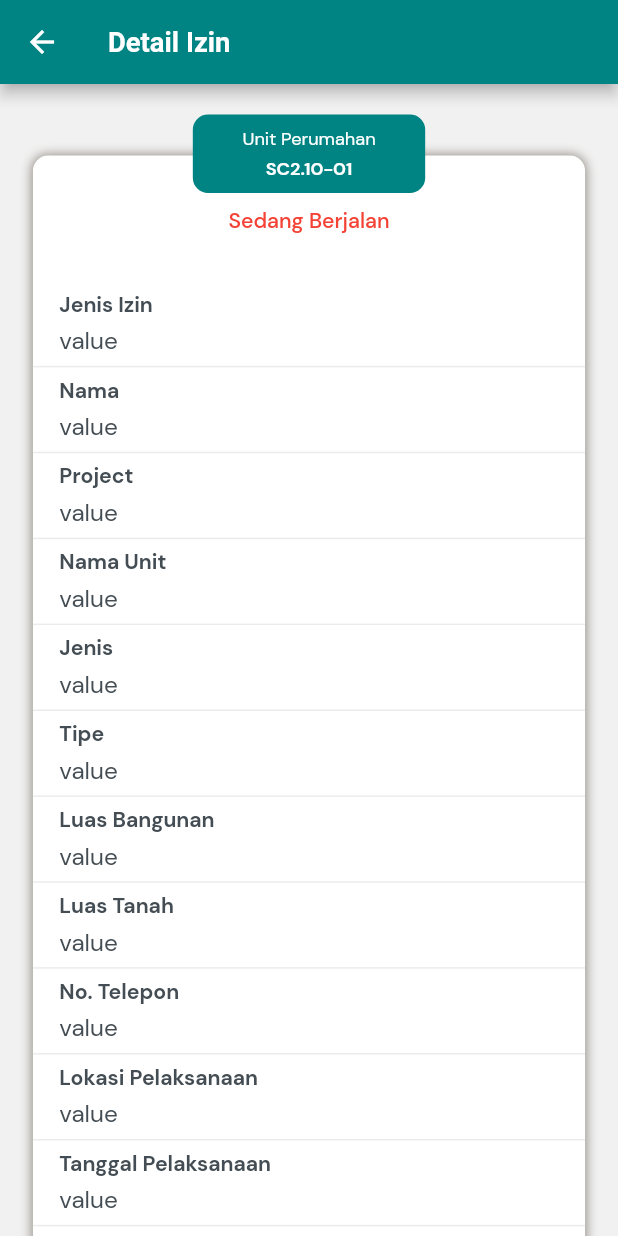
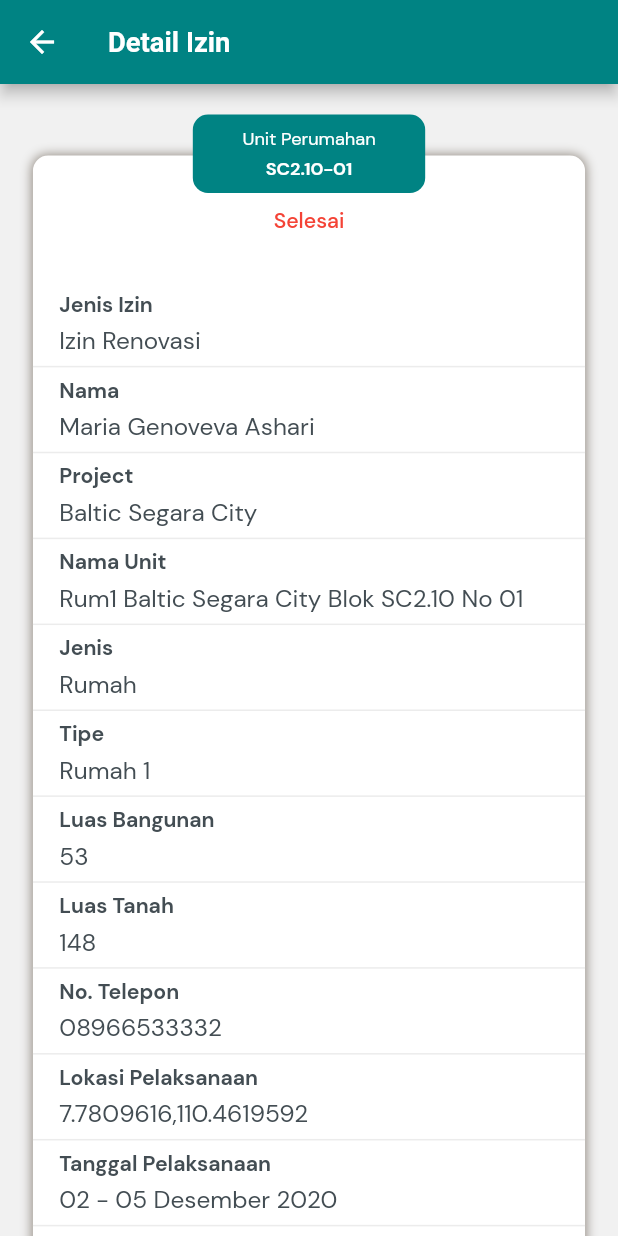
Before and after one commit to luteh/perizinan_petugas, a Flutter app: the PermissionDetailPage screen opened by its route, on a phone screen of 412 x 824 dp. Run offline on Flutter 3.47's test engine with Material 2 defaults, Android fonts, the light colour scheme and no system bars; our stand-ins replace another_flushbar, bloc, cached_network_image, dio, equatable, flutter_bloc and 16 more; accounts and stored records are empty; generated files the repository leaves out were written again; network calls fail; project files that could hold a hidden picture were left out.

Commit message:
Add hardcoded data

```diff
--- a/lib/presentation/core/base_widget_class.dart
+++ b/lib/presentation/core/base_widget_class.dart
@@ -14,8 +14,8 @@ mixin BaseWidgetClass {
       titleSize: Sizes.sp16,
       messageSize: message != null ? Sizes.sp14 : Sizes.sp16,
       backgroundColor: isError
-          ? Colors.red.withOpacity(0.56)
-          : ColorPalettes.primary.withOpacity(0.56),
+          ? Colors.red.withOpacity(0.8)
+          : ColorPalettes.primary.withOpacity(0.8),
       flushbarPosition:
           isTopPosition ? FlushbarPosition.TOP : FlushbarPosition.BOTTOM,
       padding: EdgeInsets.all(Sizes.width15),
--- a/lib/presentation/core/widgets/my_form_field.dart
+++ b/lib/presentation/core/widgets/my_form_field.dart
@@ -13,6 +13,7 @@ class MyFormField extends StatefulWidget {
   final EdgeInsets? padding;
   final bool isObscure;
   final String? Function(String?)? validator;
+  final String? initialValue;
 
   const MyFormField({
     Key? key,
@@ -24,6 +25,7 @@ class MyFormField extends StatefulWidget {
     this.padding,
     this.isObscure = false,
     this.validator,
+    this.initialValue,
   }) : super(key: key);
 
   @override
@@ -55,6 +57,7 @@ class _MyFormFieldState extends State<MyFormField> {
               ),
             ),
           TextFormField(
+            initialValue: widget.initialValue,
             textInputAction: TextInputAction.done,
             keyboardType: widget.keyboardType ?? TextInputType.text,
             maxLines: widget.isObscure ? 1 : widget.maxLines,
--- a/lib/presentation/pages/main/views/home/widgets/body/home_maps.dart
+++ b/lib/presentation/pages/main/views/home/widgets/body/home_maps.dart
@@ -23,7 +23,7 @@ class HomeMaps extends StatelessWidget {
           markerId: const MarkerId('1'),
           position: const LatLng(-6.1777942826873335, 106.97580143809319),
           infoWindow: InfoWindow(
-            title: 'Customer Name',
+            title: 'Maria Genoveva Ashari',
             onTap: () => _onTapInfoWindowMarker(context),
           ),
         ),
--- a/lib/presentation/pages/main/views/notification/widgets/body/body.dart
+++ b/lib/presentation/pages/main/views/notification/widgets/body/body.dart
@@ -21,7 +21,7 @@ class Body extends StatelessWidget {
           height: Sizes.height31,
         );
       },
-      itemCount: 5,
+      itemCount: 1,
     );
   }
 }
--- a/lib/presentation/pages/main/views/notification/widgets/body/notification_list_item.dart
+++ b/lib/presentation/pages/main/views/notification/widgets/body/notification_list_item.dart
@@ -5,8 +5,10 @@ import 'package:flutter/widgets.dart';
 import 'package:perizinan_petugas/core/constants/strings.dart';
 import 'package:perizinan_petugas/core/style/color_palettes.dart';
 import 'package:perizinan_petugas/core/style/sizes.dart';
+import 'package:perizinan_petugas/core/utils/navigation_util.dart';
 import 'package:perizinan_petugas/presentation/core/widgets/my_card.dart';
 import 'package:perizinan_petugas/presentation/core/widgets/my_text.dart';
+import 'package:perizinan_petugas/presentation/pages/permission_detail/permission_detail_page.dart';
 
 class NotificationListItem extends StatelessWidget {
   const NotificationListItem({Key? key}) : super(key: key);
@@ -58,6 +60,7 @@ class NotificationListItem extends StatelessWidget {
                     Row(
                       children: [
                         Expanded(
+                          flex: 4,
                           child: MyText(
                             text: Strings.nama,
                             fontSize: Sizes.sp12,
@@ -65,8 +68,9 @@ class NotificationListItem extends StatelessWidget {
                           ),
                         ),
                         Expanded(
+                          flex: 6,
                           child: MyText(
-                            text: ': Value',
+                            text: ': Maria Genoveva Ashari',
                             fontSize: Sizes.sp12,
                             color: ColorPalettes.textGrey,
                           ),
@@ -77,6 +81,7 @@ class NotificationListItem extends StatelessWidget {
                     Row(
                       children: [
                         Expanded(
+                          flex: 4,
                           child: MyText(
                             text: Strings.unitPerumahan,
                             fontSize: Sizes.sp12,
@@ -84,8 +89,9 @@ class NotificationListItem extends StatelessWidget {
                           ),
                         ),
                         Expanded(
+                          flex: 6,
                           child: MyText(
-                            text: ': Value',
+                            text: ': SC2.10-01',
                             fontSize: Sizes.sp12,
                             color: ColorPalettes.textGrey,
                           ),
@@ -96,6 +102,7 @@ class NotificationListItem extends StatelessWidget {
                     Row(
                       children: [
                         Expanded(
+                          flex: 4,
                           child: MyText(
                             text: Strings.jenisIzin,
                             fontSize: Sizes.sp12,
@@ -103,8 +110,9 @@ class NotificationListItem extends StatelessWidget {
                           ),
                         ),
                         Expanded(
+                          flex: 6,
                           child: MyText(
-                            text: ': Value',
+                            text: ': Izin Renovasi',
                             fontSize: Sizes.sp12,
                             color: ColorPalettes.textGrey,
                           ),
@@ -115,6 +123,7 @@ class NotificationListItem extends StatelessWidget {
                     Row(
                       children: [
                         Expanded(
+                          flex: 4,
                           child: MyText(
                             text: Strings.tanggalPelaksanaan,
                             fontSize: Sizes.sp12,
@@ -122,8 +131,9 @@ class NotificationListItem extends StatelessWidget {
                           ),
                         ),
                         Expanded(
+                          flex: 6,
                           child: MyText(
-                            text: ': Value',
+                            text: ': 02 - 05 Desember 2020',
                             fontSize: Sizes.sp12,
                             color: ColorPalettes.textGrey,
                           ),
@@ -150,5 +160,7 @@ class NotificationListItem extends StatelessWidget {
     );
   }
 
-  _onTapLihatDetailPelanggan(BuildContext context) {}
+  _onTapLihatDetailPelanggan(BuildContext context) async {
+    await NavigationUtil.pushNamed(PermissionDetailPage.routeName);
+  }
 }
--- a/lib/presentation/pages/main/views/tanpa_izin/cubit/tanpa_izin_cubit.dart
+++ b/lib/presentation/pages/main/views/tanpa_izin/cubit/tanpa_izin_cubit.dart
@@ -2,8 +2,8 @@ import 'package:bloc/bloc.dart';
 import 'package:freezed_annotation/freezed_annotation.dart';
 import 'package:google_maps_flutter/google_maps_flutter.dart';
 import 'package:injectable/injectable.dart';
+import 'package:perizinan_petugas/core/utils/navigation_util.dart';
 import 'package:perizinan_petugas/domain/core/unions/result_state.dart';
-import 'package:perizinan_petugas/core/utils/navigation_util.dart';
 import 'package:perizinan_petugas/presentation/pages/without_permit_detail/without_permit_detail_page.dart';
 
 part 'tanpa_izin_cubit.freezed.dart';
@@ -21,7 +21,7 @@ class TanpaIzinCubit extends Cubit<TanpaIzinState> {
             markerId: const MarkerId('1'),
             position: const LatLng(-6.1777942826873335, 106.97580143809319),
             infoWindow: InfoWindow(
-              title: 'Tanpa Izin 1',
+              title: 'Maria Genoveva Ashari',
               onTap: _onTapInfoWindowMarker,
             ),
           ),
--- a/lib/presentation/pages/monitoring/widgets/body/total_biaya_form.dart
+++ b/lib/presentation/pages/monitoring/widgets/body/total_biaya_form.dart
@@ -19,6 +19,7 @@ class TotalBiayaForm extends StatelessWidget {
         MyFormField(
           label: Strings.totalBiayaKerusakan,
           hint: Strings.hintTotalBiayaKerusakan,
+          initialValue: 'Rp250.000',
           padding: EdgeInsets.only(
             left: Sizes.width18,
             right: Sizes.width18,
--- a/lib/presentation/pages/monitoring_result.dart/widgets/body/monitoring_list.dart
+++ b/lib/presentation/pages/monitoring_result.dart/widgets/body/monitoring_list.dart
@@ -11,7 +11,7 @@ class MonitoringList extends StatelessWidget {
   @override
   Widget build(BuildContext context) {
     return ListView.builder(
-      itemCount: 2,
+      itemCount: 1,
       itemBuilder: (BuildContext context, int index) {
         return Column(
           children: [
@@ -49,7 +49,7 @@ class MonitoringList extends StatelessWidget {
                   height: Sizes.height20,
                 );
               },
-              itemCount: 2,
+              itemCount: 1,
             ),
           ],
         );
--- a/lib/presentation/pages/monitoring_result.dart/widgets/body/monitoring_list_item.dart
+++ b/lib/presentation/pages/monitoring_result.dart/widgets/body/monitoring_list_item.dart
@@ -21,10 +21,10 @@ class MonitoringListItem extends StatelessWidget {
         crossAxisAlignment: CrossAxisAlignment.start,
         children: [
           const MyCachedNetworkImage(
-            imageUrl: 'https://via.placeholder.com/153x102',
+            imageUrl: 'https://interiordesign.id/wp-content/uploads/2018/05/renovasi-rumah-1.jpg',
           ),
           MyText(
-            text: Strings.lorem,
+            text: 'Pelaksanaan renovasi telah selesai',
             margin: EdgeInsets.only(
               top: Sizes.height15,
             ),
--- a/lib/presentation/pages/monitoring_result.dart/widgets/body/monitoring_tab_bar_view.dart
+++ b/lib/presentation/pages/monitoring_result.dart/widgets/body/monitoring_tab_bar_view.dart
@@ -12,7 +12,7 @@ class MonitoringTabBarView extends StatelessWidget {
       controller: tabController,
       children: const [
         MonitoringList(),
-        MonitoringList(),
+        SizedBox.shrink(),
         MonitoringList(),
       ],
     );
--- a/lib/presentation/pages/monitoring_result.dart/widgets/header/header.dart
+++ b/lib/presentation/pages/monitoring_result.dart/widgets/header/header.dart
@@ -36,7 +36,7 @@ class Header extends StatelessWidget {
                   color: Colors.white,
                 ),
                 MyText(
-                  text: 'Rp500.000',
+                  text: 'Rp250.000',
                   color: Colors.white,
                   fontWeight: FontWeight.bold,
                   margin: EdgeInsets.only(
@@ -49,7 +49,7 @@ class Header extends StatelessWidget {
           const Expanded(
             child: MyText(
               alignment: Alignment.center,
-              text: '10 Desember 2020',
+              text: '5 Desember 2020',
               color: Colors.white,
             ),
           ),
--- a/lib/presentation/pages/permission_detail/widgets/detail_card.dart
+++ b/lib/presentation/pages/permission_detail/widgets/detail_card.dart
@@ -28,7 +28,7 @@ class DetailCard extends StatelessWidget {
       child: Column(
         children: [
           MyText(
-            text: 'Sedang Berjalan',
+            text: 'Selesai',
             color: Colors.red,
             margin: EdgeInsets.only(
               top: Sizes.height34,
@@ -36,7 +36,7 @@ class DetailCard extends StatelessWidget {
             fontSize: Sizes.sp14,
             fontWeight: FontWeight.w500,
           ),
-          DetailFields(),
+          const DetailFields(),
         ],
       ),
     );
--- a/lib/presentation/pages/permission_detail/widgets/detail_fields.dart
+++ b/lib/presentation/pages/permission_detail/widgets/detail_fields.dart
@@ -19,7 +19,7 @@ class DetailFields extends StatelessWidget {
         children: [
           FilledField(
             label: Strings.jenisIzin,
-            value: 'value',
+            value: 'Izin Renovasi',
             isDividerVisible: true,
             padding: EdgeInsets.symmetric(
               horizontal: Sizes.width16,
@@ -27,7 +27,7 @@ class DetailFields extends StatelessWidget {
           ),
           FilledField(
             label: Strings.nama,
-            value: 'value',
+            value: 'Maria Genoveva Ashari',
             isDividerVisible: true,
             padding: EdgeInsets.symmetric(
               horizontal: Sizes.width16,
@@ -35,7 +35,7 @@ class DetailFields extends StatelessWidget {
           ),
           FilledField(
             label: Strings.project,
-            value: 'value',
+            value: 'Baltic Segara City',
             isDividerVisible: true,
             padding: EdgeInsets.symmetric(
               horizontal: Sizes.width16,
@@ -43,7 +43,7 @@ class DetailFields extends StatelessWidget {
           ),
           FilledField(
             label: Strings.namaUnit,
-            value: 'value',
+            value: 'Rum1 Baltic Segara City Blok SC2.10 No 01',
             isDividerVisible: true,
             padding: EdgeInsets.symmetric(
               horizontal: Sizes.width16,
@@ -51,7 +51,7 @@ class DetailFields extends StatelessWidget {
           ),
           FilledField(
             label: Strings.jenis,
-            value: 'value',
+            value: 'Rumah',
             isDividerVisible: true,
             padding: EdgeInsets.symmetric(
               horizontal: Sizes.width16,
@@ -59,7 +59,7 @@ class DetailFields extends StatelessWidget {
           ),
           FilledField(
             label: Strings.tipe,
-            value: 'value',
+            value: 'Rumah 1',
             isDividerVisible: true,
             padding: EdgeInsets.symmetric(
               horizontal: Sizes.width16,
@@ -67,7 +67,7 @@ class DetailFields extends StatelessWidget {
           ),
           FilledField(
             label: Strings.luasBangunan,
-            value: 'value',
+            value: '53',
             isDividerVisible: true,
             padding: EdgeInsets.symmetric(
               horizontal: Sizes.width16,
@@ -75,7 +75,7 @@ class DetailFields extends StatelessWidget {
           ),
           FilledField(
             label: Strings.luasTanah,
-            value: 'value',
+            value: '148',
             isDividerVisible: true,
             padding: EdgeInsets.symmetric(
               horizontal: Sizes.width16,
@@ -83,7 +83,7 @@ class DetailFields extends StatelessWidget {
           ),
           FilledField(
             label: Strings.noTelepon,
-            value: 'value',
+            value: '08966533332',
             isDividerVisible: true,
             padding: EdgeInsets.symmetric(
               horizontal: Sizes.width16,
@@ -91,7 +91,7 @@ class DetailFields extends StatelessWidget {
           ),
           FilledField(
             label: Strings.lokasiPelaksanaan,
-            value: 'value',
+            value: '7.7809616,110.4619592',
             isDividerVisible: true,
             padding: EdgeInsets.symmetric(
               horizontal: Sizes.width16,
@@ -99,7 +99,7 @@ class DetailFields extends StatelessWidget {
           ),
           FilledField(
             label: Strings.tanggalPelaksanaan,
-            value: 'value',
+            value: '02 - 05 Desember 2020',
             isDividerVisible: true,
             padding: EdgeInsets.symmetric(
               horizontal: Sizes.width16,
@@ -107,7 +107,7 @@ class DetailFields extends StatelessWidget {
           ),
           FilledField(
             label: Strings.jenisRenovasi,
-            value: 'value',
+            value: 'Sedang',
             isDividerVisible: true,
             padding: EdgeInsets.symmetric(
               horizontal: Sizes.width16,
@@ -115,7 +115,7 @@ class DetailFields extends StatelessWidget {
           ),
           FilledField(
             label: Strings.detailKegiatan,
-            value: 'value',
+            value: 'Mengadakan acara grand opening toko',
             isDividerVisible: false,
             padding: EdgeInsets.symmetric(
               horizontal: Sizes.width16,
--- a/lib/presentation/pages/without_permit_detail/widgets/body/body.dart
+++ b/lib/presentation/pages/without_permit_detail/widgets/body/body.dart
@@ -27,7 +27,7 @@ class Body extends StatelessWidget {
           return FadeIndexedStack(
             index: state,
             duration: ThemeUtil.shortAnimationDuration,
-            children: [
+            children: const [
               InformasiUmumView(),
               HasilMonitoringView(),
             ],
--- a/lib/presentation/pages/without_permit_detail/widgets/body/hasil_monitoring_list_item.dart
+++ b/lib/presentation/pages/without_permit_detail/widgets/body/hasil_monitoring_list_item.dart
@@ -18,10 +18,10 @@ class HasilMonitoringListItem extends StatelessWidget {
         crossAxisAlignment: CrossAxisAlignment.start,
         children: [
           const MyCachedNetworkImage(
-            imageUrl: 'https://via.placeholder.com/153x102',
+            imageUrl: 'https://topcareer.id/wp-content/uploads/2019/09/cropped-behind-the-scenes-of-a-ryan-muirhead-photo-shoot-3-750x460.jpg',
           ),
           MyText(
-            text: Strings.lorem,
+            text: 'Pemotretan masih berlangsung',
             margin: EdgeInsets.only(
               top: Sizes.height15,
             ),
--- a/lib/presentation/pages/without_permit_detail/widgets/body/hasil_monitoring_view.dart
+++ b/lib/presentation/pages/without_permit_detail/widgets/body/hasil_monitoring_view.dart
@@ -31,7 +31,7 @@ class HasilMonitoringView extends StatelessWidget {
                 color: ColorPalettes.dividerGrey,
               );
             },
-            itemCount: 3,
+            itemCount: 1,
           ),
           PrimaryButton(
             text: Strings.uploadHasilMonitoring,
```
Also changed, not shown: lib/presentation/pages/main/views/tanpa_izin/widgets/body/body.dart (+21 -9 lines), lib/presentation/pages/without_permit_detail/widgets/body/informasi_umum_fields.dart (+4 -4 lines).
